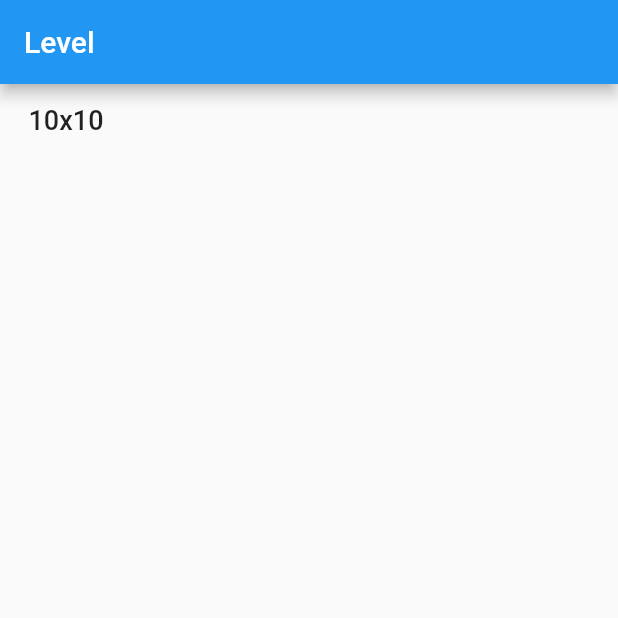
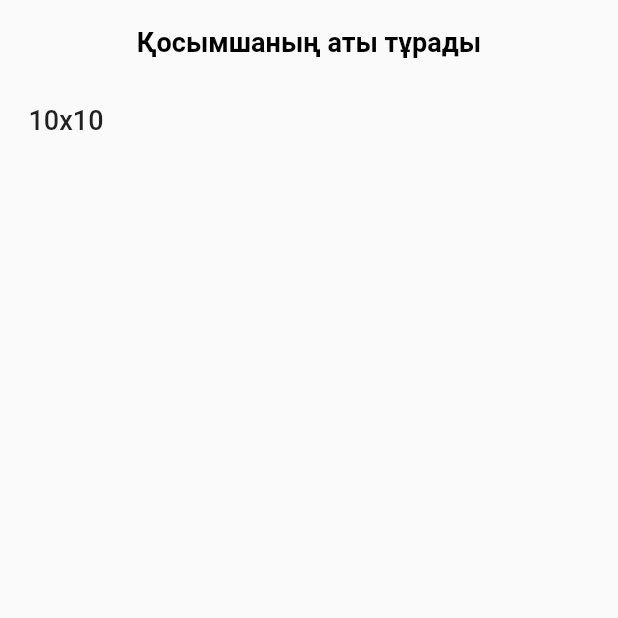
Before and after one commit to yertayquanysov/brain_trainer_game, a Flutter app: the screen it shows after launch, on a phone screen of 412 x 824 dp, the top half of it. Run offline on Flutter 3.47's test engine with Material 2 defaults, Android fonts, the phone set to English and light mode, and no system bars; our stand-ins replace flutter_bloc, get, google_fonts, logger; Roboto replaces fonts that are missing (Ubuntu).

```diff
--- a/lib/bloc/game_cubit.dart
+++ b/lib/bloc/game_cubit.dart
@@ -35,5 +35,7 @@ class GameCubit extends Cubit<GameState> {
     });
   }
 
-  void hideShowedColors() {}
+  void gameOver() {
+    emit(GameTimeOut());
+  }
 }
--- a/lib/main.dart
+++ b/lib/main.dart
@@ -1,6 +1,7 @@
 import 'package:flutter/material.dart';
 import 'package:gamx/screens/select_lavel_screen.dart';
 import 'package:get/get.dart';
+import 'package:google_fonts/google_fonts.dart';
 
 void main() => runApp(App());
 
@@ -10,8 +11,20 @@ class App extends StatelessWidget {
     return GetMaterialApp(
       home: SelectLevelScreen(),
       theme: ThemeData(
-        primaryColor: Colors.white,
-        visualDensity: VisualDensity.adaptivePlatformDensity,
+        textTheme: GoogleFonts.ubuntuTextTheme(),
+        appBarTheme: AppBarTheme(
+          backgroundColor: Colors.transparent,
+          elevation: 0,
+          centerTitle: true,
+          iconTheme: IconThemeData(
+            color: Colors.black,
+          ),
+          titleTextStyle: TextStyle(
+            color: Colors.black,
+            fontSize: 18,
+            fontWeight: FontWeight.bold,
+          ),
+        ),
       ),
     );
   }
--- a/lib/screens/select_lavel_screen.dart
+++ b/lib/screens/select_lavel_screen.dart
@@ -8,7 +8,7 @@ class SelectLevelScreen extends StatelessWidget {
   Widget build(BuildContext context) {
     return Scaffold(
       appBar: AppBar(
-        title: const Text("Level"),
+        title: const Text("Қосымшаның аты тұрады"),
       ),
       body: Column(
         children: [
--- a/pubspec.yaml
+++ b/pubspec.yaml
@@ -13,6 +13,7 @@ dependencies:
   get: ^4.1.4
   flutter_bloc: ^8.0.0
   logger: ^1.1.0
+  google_fonts: ^2.1.0
 
 dev_dependencies:
   flutter_test:
```
Also changed, not shown: lib/components/game_finished.dart (+23 -2 lines), lib/screens/game_screen.dart (+9 -1 lines), pubspec.lock.
